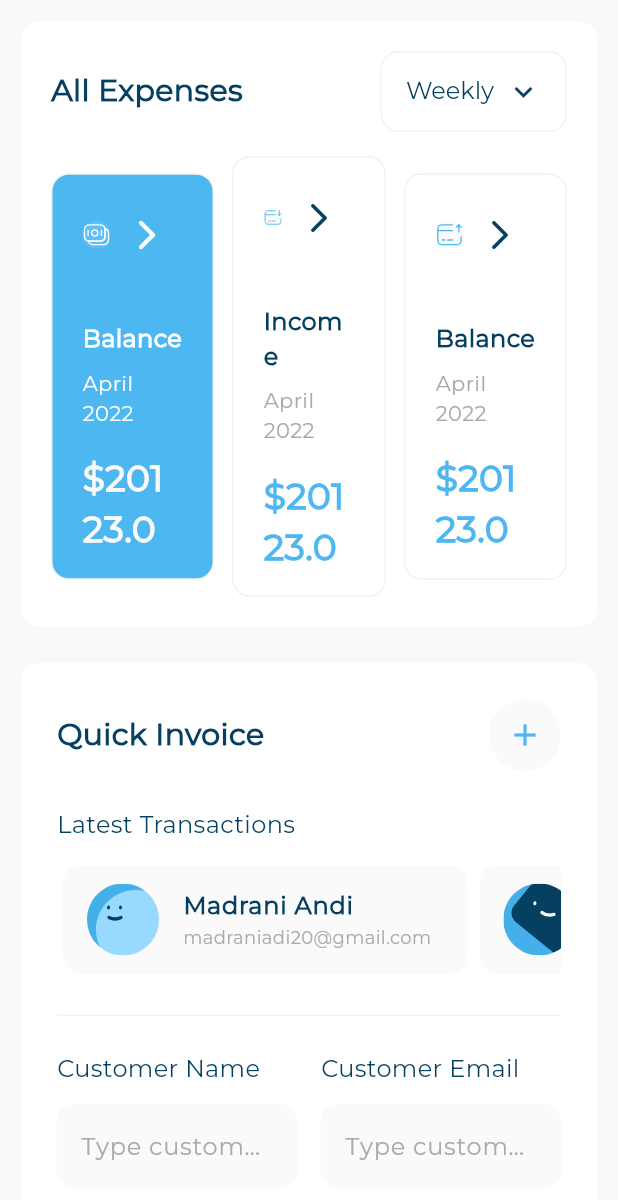
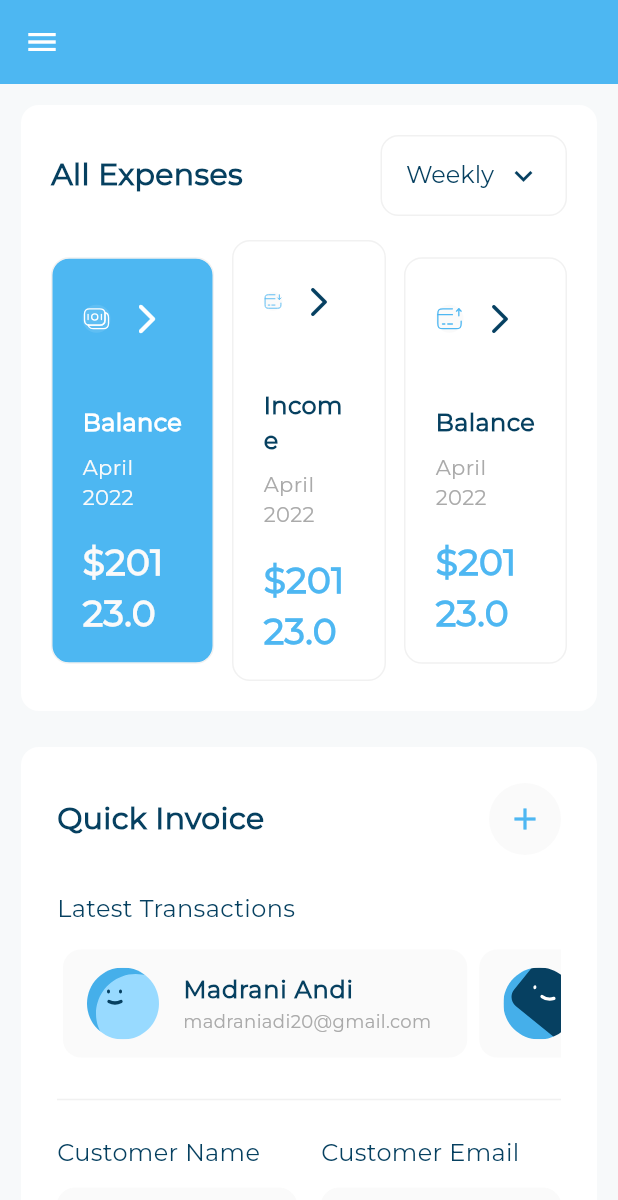
Before and after one commit to omarabady1/Responsive-Admin-Dashboard, a Flutter app: the screen it shows after launch, on a phone screen of 412 x 824 dp. Shown: the top 1200 px of the screen. Run offline on Flutter 3.47's test engine with Material 3 defaults, Android fonts, the phone set to English and light mode, and no system bars; our stand-ins replace expandable_page_view, fl_chart, flutter_svg.

Commit message:
Create app bar and add drawer for the mobile layout

```diff
--- a/lib/home_view.dart
+++ b/lib/home_view.dart
@@ -1,16 +1,36 @@
 import 'package:flutter/material.dart';
 import 'package:responsive_admin_dashboard/widgets/adaptive_layout.dart';
+import 'package:responsive_admin_dashboard/widgets/custom_drawer.dart';
 import 'package:responsive_admin_dashboard/widgets/desktop_layout.dart';
 import 'package:responsive_admin_dashboard/widgets/mobile_layout.dart';
 import 'package:responsive_admin_dashboard/widgets/tablet_layout.dart';
 
-class HomeView extends StatelessWidget {
+class HomeView extends StatefulWidget {
   const HomeView({super.key});
 
   @override
+  State<HomeView> createState() => _HomeViewState();
+}
+
+class _HomeViewState extends State<HomeView> {
+  final GlobalKey<ScaffoldState> scaffoldKey = GlobalKey();
+  @override
   Widget build(BuildContext context) {
     return Scaffold(
+      key: scaffoldKey,
+      appBar: MediaQuery.sizeOf(context).width < 800
+          ? AppBar(
+              leading: IconButton(
+                onPressed: () {
+                  scaffoldKey.currentState!.openDrawer();
+                },
+                icon: Icon(Icons.menu, color: Colors.white),
+              ),
+              backgroundColor: const Color(0xFF4DB7F2),
+            )
+          : null,
       backgroundColor: const Color(0xFFF7F9FA),
+      drawer: MediaQuery.sizeOf(context).width < 800 ? CustomDrawer() : null,
       body: AdaptiveLayout(
         mobileLayout: (context) => MobileLayout(),
         tabletLayout: (context) => TabletLayout(),
--- a/lib/widgets/custom_drawer.dart
+++ b/lib/widgets/custom_drawer.dart
@@ -10,7 +10,9 @@ class CustomDrawer extends StatelessWidget {
   const CustomDrawer({super.key});
   @override
   Widget build(BuildContext context) {
-    return Container(
+    return SafeArea(
+      child: Container(
+        width: MediaQuery.sizeOf(context).width * 0.7,
         color: Colors.white,
         child: CustomScrollView(
           slivers: [
@@ -49,6 +51,7 @@ class CustomDrawer extends StatelessWidget {
             ),
           ],
         ),
+      ),
     );
   }
 }
--- a/lib/widgets/quick_invoice_form.dart
+++ b/lib/widgets/quick_invoice_form.dart
@@ -44,7 +44,7 @@ class QuickInvoiceForm extends StatelessWidget {
             Expanded(
               child: CustomButton(
                 buttonColor: Colors.white,
-                text: Text('Add more details', style: AppStyle.styleSemiBold18),
+                text: Text('Add more details', style: AppStyle.styleSemiBold18, textAlign: TextAlign.center,),
               ),
             ),
             SizedBox(width: 24),
@@ -54,6 +54,7 @@ class QuickInvoiceForm extends StatelessWidget {
                 text: Text(
                   'Send money',
                   style: AppStyle.styleSemiBold18.copyWith(color: Colors.white),
+                  textAlign: TextAlign.center,
                 ),
               ),
             ),
--- a/lib/widgets/transactions_list.dart
+++ b/lib/widgets/transactions_list.dart
@@ -11,6 +11,7 @@ class TransactionItemsList extends StatelessWidget {
   @override
   Widget build(BuildContext context) {
     return ListView.builder(
+      physics: NeverScrollableScrollPhysics(),
       shrinkWrap: true,
       itemCount: transactionsList.length,
       itemBuilder: (context, index) {
```
Lines whose indentation alone changed are shown as unchanged.
